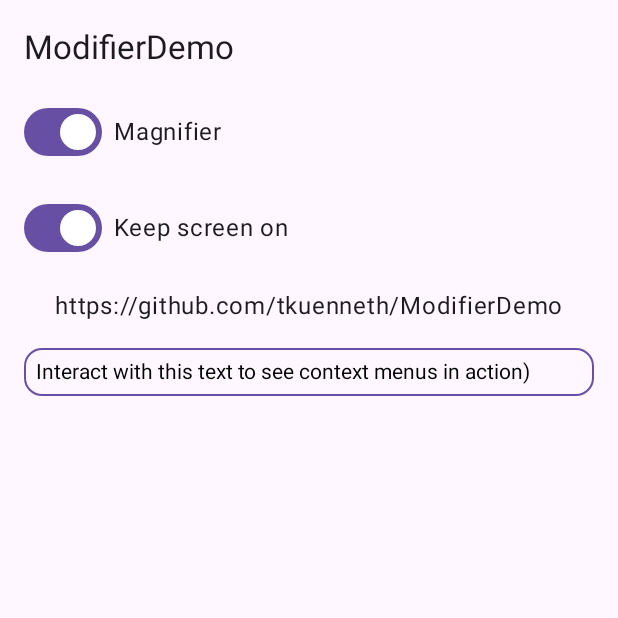
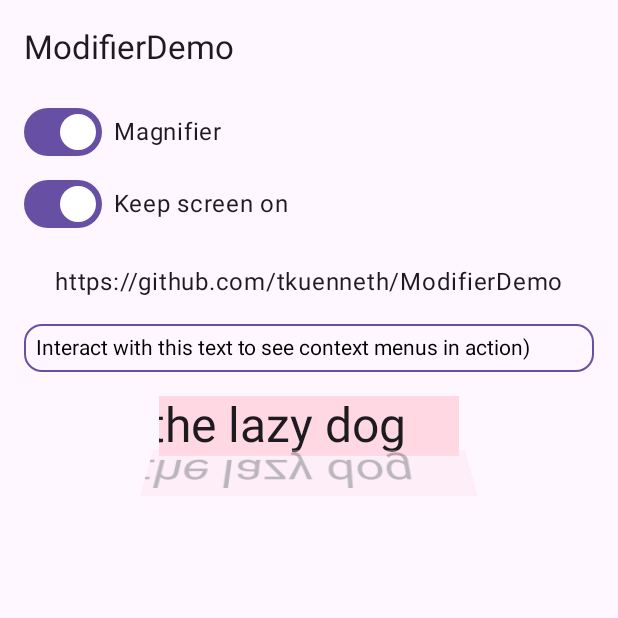
Before and after one commit to tkuenneth/ModifierDemo, an Android app built with Jetpack Compose: the screen it shows after launch (MainActivity), after a tap on "https://github.com/tkuenneth/ModifierDem", on a phone screen of 412 x 824 dp, the top half of it. Run offline under Robolectric (Android 15) with nearby library versions, the phone set to English and light mode, and no system bars; our stand-ins replace Material 3 Expressive styles (plain Material 3 is drawn); 2 statements that could not run were skipped; 2 other taps on this screen came first.

Commit message:
GraphicsLayerDemo added

```diff
--- a/app/src/main/java/dev/tkuenneth/modifierdemo/MainActivity.kt
+++ b/app/src/main/java/dev/tkuenneth/modifierdemo/MainActivity.kt
@@ -4,15 +4,17 @@ import android.os.Bundle
 import androidx.activity.ComponentActivity
 import androidx.activity.compose.setContent
 import androidx.activity.enableEdgeToEdge
+import androidx.compose.foundation.background
+import androidx.compose.foundation.basicMarquee
 import androidx.compose.foundation.border
 import androidx.compose.foundation.clickable
 import androidx.compose.foundation.layout.Arrangement
 import androidx.compose.foundation.layout.Box
 import androidx.compose.foundation.layout.Column
-import androidx.compose.foundation.layout.ColumnScope
 import androidx.compose.foundation.layout.fillMaxSize
 import androidx.compose.foundation.layout.fillMaxWidth
 import androidx.compose.foundation.layout.padding
+import androidx.compose.foundation.layout.width
 import androidx.compose.foundation.text.BasicTextField
 import androidx.compose.foundation.text.contextmenu.builder.item
 import androidx.compose.foundation.text.contextmenu.modifier.appendTextContextMenuComponents
@@ -33,6 +35,7 @@ import androidx.compose.runtime.remember
 import androidx.compose.runtime.setValue
 import androidx.compose.ui.Alignment
 import androidx.compose.ui.Modifier
+import androidx.compose.ui.graphics.graphicsLayer
 import androidx.compose.ui.keepScreenOn
 import androidx.compose.ui.platform.LocalContext
 import androidx.compose.ui.platform.LocalUriHandler
@@ -56,13 +59,10 @@ fun ModifierDemo() {
         colorScheme = defaultColorScheme()
     ) {
         Scaffold(
-            modifier = Modifier.fillMaxSize(),
-            topBar = {
+            modifier = Modifier.fillMaxSize(), topBar = {
                 TopAppBar(
-                    title = { Text(stringResource(R.string.app_name)) }
-                )
-            }
-        ) { innerPadding ->
+                    title = { Text(stringResource(R.string.app_name)) })
+            }) { innerPadding ->
             var magnifierActive by remember { mutableStateOf(false) }
             Column(
                 modifier = Modifier
@@ -70,12 +70,16 @@ fun ModifierDemo() {
                     .fillMaxSize()
                     .padding(innerPadding)
                     .padding(horizontal = 16.dp),
+                horizontalAlignment = Alignment.CenterHorizontally,
                 verticalArrangement = Arrangement.spacedBy(16.dp)
             ) {
-                MagnifierDemo(magnifierActive = magnifierActive) { magnifierActive = it }
-                KeepScreenOnDemo()
+                Column(modifier = Modifier.align(Alignment.Start)) {
+                    MagnifierDemo(magnifierActive = magnifierActive) { magnifierActive = it }
+                    KeepScreenOnDemo()
+                }
                 UriHandlerDemo()
                 ContextMenuDemo(stringResource(R.string.context_menu))
+                GraphicsLayerDemo()
             }
         }
     }
@@ -103,21 +107,22 @@ fun KeepScreenOnDemo() {
 }
 
 @Composable
-fun ColumnScope.UriHandlerDemo() {
+fun UriHandlerDemo() {
     val uriHandler = LocalUriHandler.current
     val url = stringResource(R.string.url)
     Text(
-        text = url,
-        modifier = Modifier
-            .align(alignment = Alignment.CenterHorizontally)
-            .clickable {
-                try {
-                    uriHandler.openUri(url)
-                } catch (_: IllegalArgumentException) {
-                    // Do something
-                }
+        text = url, modifier = Modifier.clickable {
+//                try {
+//                    uriHandler.openUri(url)
+//                } catch (_: IllegalArgumentException) {
+//                    // Do something
+//                }
+            runCatching {
+                uriHandler.openUri(url)
+            }.onFailure {
+                // Do something
             }
-    )
+        })
 }
 
 @Composable
@@ -156,3 +161,41 @@ fun ContextMenuDemo(text: String) {
 sealed class ContextMenuComponentsKey {
     data object Clear : ContextMenuComponentsKey()
 }
+
+@Composable
+fun WithReflection(
+    modifier: Modifier, content: @Composable () -> Unit
+) {
+    Column(
+        horizontalAlignment = Alignment.CenterHorizontally
+    ) {
+        content()
+        Box(modifier = modifier) {
+            content()
+        }
+    }
+}
+
+@Composable
+fun GraphicsLayerDemo() {
+    WithReflection(
+        modifier = Modifier.graphicsLayer {
+            scaleX = 1.08f
+            scaleY = -1.1f
+            alpha = 0.3f
+            rotationX = 45F
+            translationY = -14F
+        }) { TextWithMarquee() }
+}
+
+@Composable
+fun TextWithMarquee() {
+    Text(
+        text = stringResource(R.string.pangram),
+        modifier = Modifier
+            .width(200.dp)
+            .background(color = MaterialTheme.colorScheme.tertiaryContainer)
+            .basicMarquee(),
+        style = MaterialTheme.typography.headlineLarge
+    )
+}
--- a/app/src/main/res/values/strings.xml
+++ b/app/src/main/res/values/strings.xml
@@ -4,6 +4,7 @@
     <string name="keep_screen_on">Keep screen on</string>
     <string name="context_menu">Interact with this text to see context menus in action)</string>
     <string name="clear">Clear</string>
+    <string name="pangram">The quick brown fox jumps over the lazy dog</string>
 
     <string name="url" translatable="false">https://github.com/tkuenneth/ModifierDemo</string>
 </resources>
```
